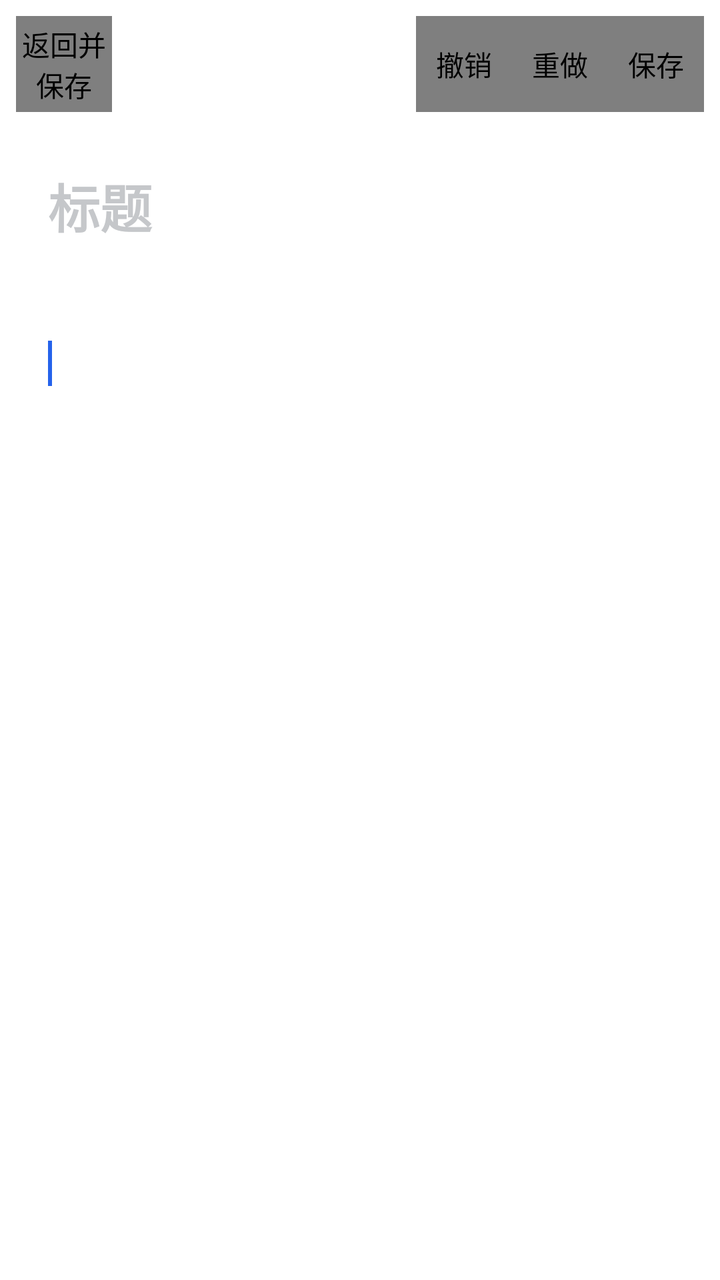
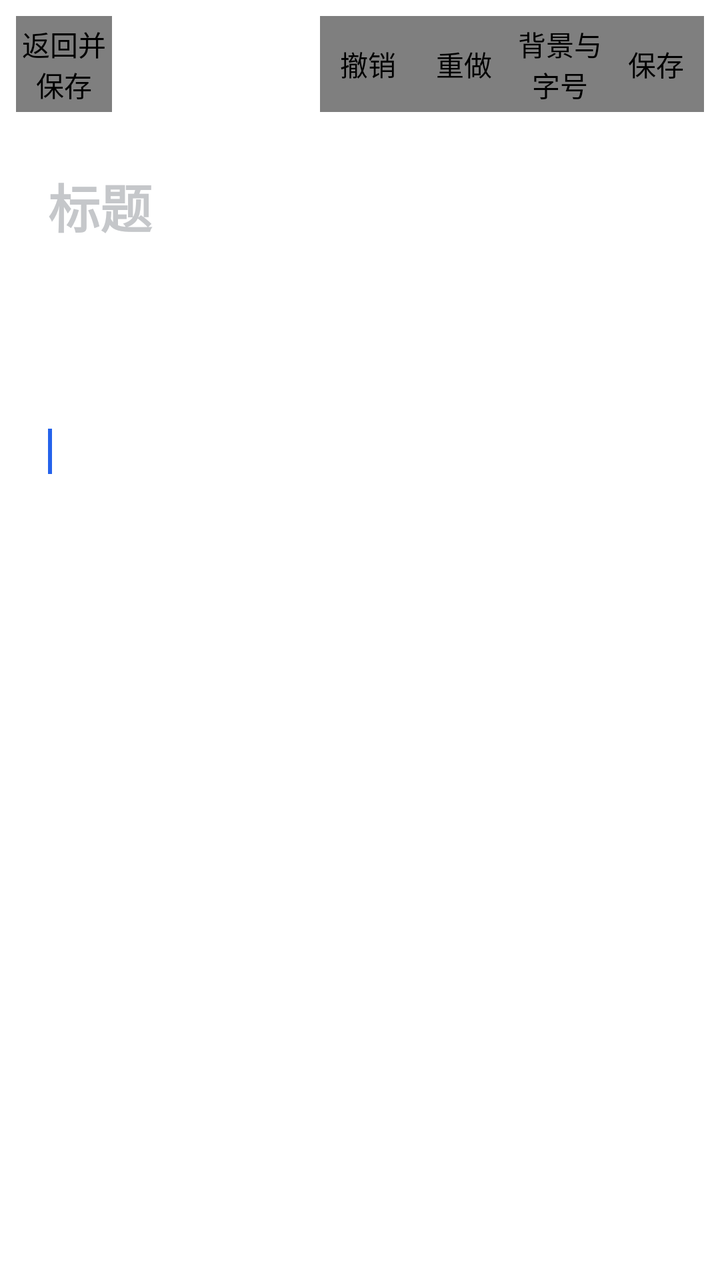

Two renders of the same Android screen: before a commit and after it. Below are the layout's source before the change and the commit's diff.
<!-- AndroidManifest.xml: application theme AppTheme -->
<!-- res/layout/note_editor.xml -->
<?xml version="1.0" encoding="utf-8"?>
<LinearLayout xmlns:android="http://schemas.android.com/apk/res/android"
    android:layout_width="match_parent"
    android:layout_height="match_parent"
    android:orientation="vertical"
    android:background="#FFFFFF">

    <LinearLayout
        android:layout_width="match_parent"
        android:layout_height="64dp"
        android:paddingLeft="8dp"
        android:paddingRight="8dp"
        android:orientation="horizontal"
        android:gravity="center_vertical">

        <view
            class="com.example.android.notepad.NoteEditor$EditorActionView"
            android:id="@+id/editor_back"
            android:layout_width="48dp"
            android:layout_height="48dp"
            android:background="?android:attr/selectableItemBackground"
            android:contentDescription="@string/editor_back" />

        <View
            android:layout_width="0dp"
            android:layout_height="1dp"
            android:layout_weight="1" />

        <view
            class="com.example.android.notepad.NoteEditor$EditorActionView"
            android:id="@+id/editor_undo"
            android:layout_width="48dp"
            android:layout_height="48dp"
            android:background="?android:attr/selectableItemBackground"
            android:contentDescription="@string/editor_undo" />

        <view
            class="com.example.android.notepad.NoteEditor$EditorActionView"
            android:id="@+id/editor_redo"
            android:layout_width="48dp"
            android:layout_height="48dp"
            android:background="?android:attr/selectableItemBackground"
            android:contentDescription="@string/editor_redo" />

        <view
            class="com.example.android.notepad.NoteEditor$EditorActionView"
            android:id="@+id/editor_save"
            android:layout_width="48dp"
            android:layout_height="48dp"
            android:background="?android:attr/selectableItemBackground"
            android:contentDescription="@string/menu_save" />
    </LinearLayout>

    <EditText
        android:id="@+id/note_title"
        android:layout_width="match_parent"
        android:layout_height="wrap_content"
        android:layout_marginLeft="24dp"
        android:layout_marginRight="24dp"
        android:layout_marginTop="12dp"
        android:paddingTop="8dp"
        android:paddingBottom="8dp"
        android:background="@android:color/transparent"
        android:hint="@string/note_title_hint"
        android:textColor="#25282D"
        android:textColorHint="#C5C7CA"
        android:textSize="26sp"
        android:textStyle="bold"
        android:singleLine="true"
        android:inputType="textCapSentences"
        android:imeOptions="actionNext"
        android:nextFocusForward="@+id/note"
        android:saveEnabled="false" />

    <TextView
        android:id="@+id/editor_metadata"
        android:layout_width="match_parent"
        android:layout_height="wrap_content"
        android:layout_marginLeft="24dp"
        android:layout_marginRight="24dp"
        android:layout_marginBottom="16dp"
        android:textColor="#999DA3"
        android:textSize="12sp" />

    <EditText
        android:id="@id/note"
        android:layout_width="match_parent"
        android:layout_height="0dp"
        android:layout_weight="1"
        android:background="@android:color/transparent"
        android:paddingLeft="24dp"
        android:paddingRight="24dp"
        android:paddingTop="8dp"
        android:paddingBottom="24dp"
        android:scrollbars="vertical"
        android:gravity="top"
        android:lineSpacingExtra="7dp"
        android:textColor="#33373D"
        android:textSize="17sp"
        android:inputType="textCapSentences|textMultiLine"
        android:saveEnabled="false">
        <requestFocus />
    </EditText>
</LinearLayout>
<!-- resources referenced by this layout -->
<resources>
  <string name="editor_back">返回并保存</string>
  <string name="editor_redo">重做</string>
  <string name="editor_undo">撤销</string>
  <string name="menu_save">保存</string>
  <string name="note_title_hint">标题</string>
  <style name="AppTheme" parent="android:style/Theme.Holo.Light">
          <item name="android:windowBackground">@color/app_background</item>
      </style>
  <color name="app_background">#F7F8FA</color>
</resources>

<!-- the commit's change to res/layout/note_editor.xml (unified diff, before → after) -->
@@ -1,5 +1,6 @@
 <?xml version="1.0" encoding="utf-8"?>
 <LinearLayout xmlns:android="http://schemas.android.com/apk/res/android"
+    android:id="@+id/editor_root"
     android:layout_width="match_parent"
     android:layout_height="match_parent"
     android:orientation="vertical"
@@ -42,6 +43,12 @@
             android:background="?android:attr/selectableItemBackground"
             android:contentDescription="@string/editor_redo" />
 
+        <com.example.android.notepad.NoteIconView
+            android:id="@+id/editor_appearance" android:tag="style"
+            android:layout_width="48dp" android:layout_height="48dp"
+            android:background="?android:attr/selectableItemBackground"
+            android:contentDescription="背景与字号" android:clickable="true" android:focusable="true" />
+
         <view
             class="com.example.android.notepad.NoteEditor$EditorActionView"
             android:id="@+id/editor_save"
@@ -82,6 +89,12 @@
         android:textColor="#999DA3"
         android:textSize="12sp" />
 
+    <TextView android:id="@+id/editor_category" android:layout_width="wrap_content"
+        android:layout_height="wrap_content" android:minHeight="36dp"
+        android:layout_marginLeft="24dp" android:layout_marginBottom="8dp"
+        android:gravity="center_vertical" android:paddingLeft="10dp" android:paddingRight="10dp"
+        android:textSize="12sp" android:textColor="#747A82" android:clickable="true"
+        android:focusable="true" android:background="?android:attr/selectableItemBackground" />
     <EditText
         android:id="@id/note"
         android:layout_width="match_parent"
